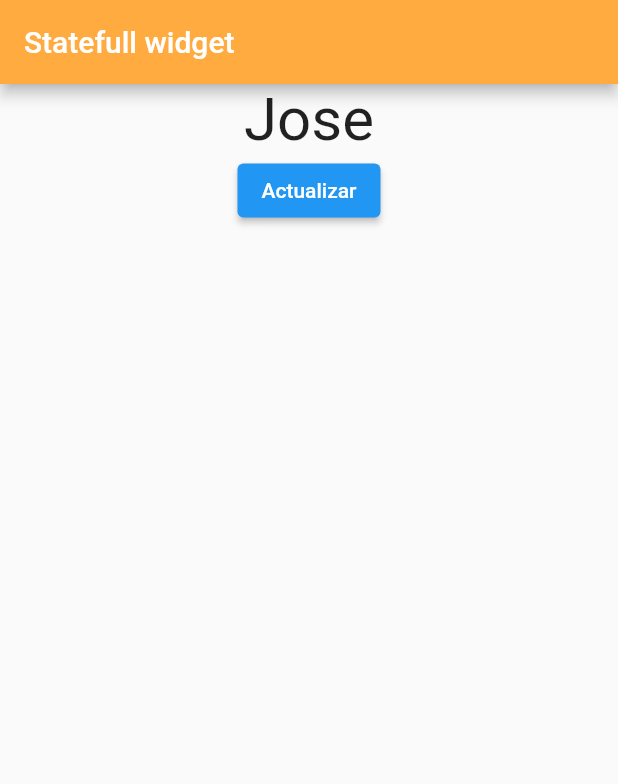
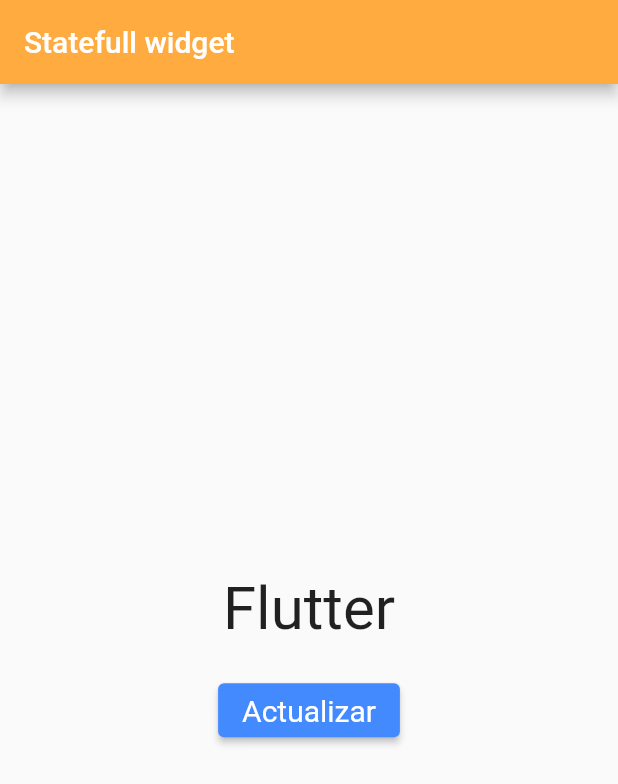
Before and after one commit to itprotopics/cursoflutter, a Flutter app: the screen it shows after launch, after a tap on "Actualizar", on a phone screen of 412 x 824 dp. Shown: the top 784 px of the screen. Run offline on Flutter 3.47's test engine with Material 2 defaults, Android fonts, the phone set to English and light mode, and no system bars.

Commit message:
se agraga codigo del boton

```diff
--- a/statefull_app/lib/src/button.dart
+++ b/statefull_app/lib/src/button.dart
@@ -8,29 +8,45 @@
 }
 
 class _MyButtonState extends State<MyButton> {
+  final ButtonStyle style = ElevatedButton.styleFrom(
+      textStyle: const TextStyle(fontSize: 20),
+      backgroundColor: Colors.blueAccent);
+
+  String flutterText = '';
+  int index = 0;
+  List<String> collecionPalabras = ['Flutter', 'es', 'genial'];
+
+  void onPressButton() {
+    setState(() {
+      flutterText = collecionPalabras[index];
+      index = index < 2 ? index + 1 : 0;
+    });
+  }
+
   @override
   Widget build(BuildContext context) {
     return Scaffold(
       appBar: AppBar(
-        title: Text('Statefull widget'),
+        title: const Text('Statefull widget'),
         backgroundColor: Colors.orangeAccent,
       ),
-      body: Container(
-          child: Center(
+      body: Center(
         child: Column(
           crossAxisAlignment: CrossAxisAlignment.center,
+          mainAxisAlignment: MainAxisAlignment.center,
           children: <Widget>[
-            const Text(
-              'Jose',
-              style: TextStyle(fontSize: 40),
+            Text(
+              flutterText,
+              style: const TextStyle(fontSize: 40),
             ),
+            const Padding(padding: EdgeInsets.all(10)),
             ElevatedButton(
-              child: Text('Actualizar'),
-              onPressed: () {},
-            )
+                onPressed: onPressButton,
+                style: style,
+                child: const Text('Actualizar'))
           ],
         ),
-      )),
+      ),
     );
   }
 }
```
